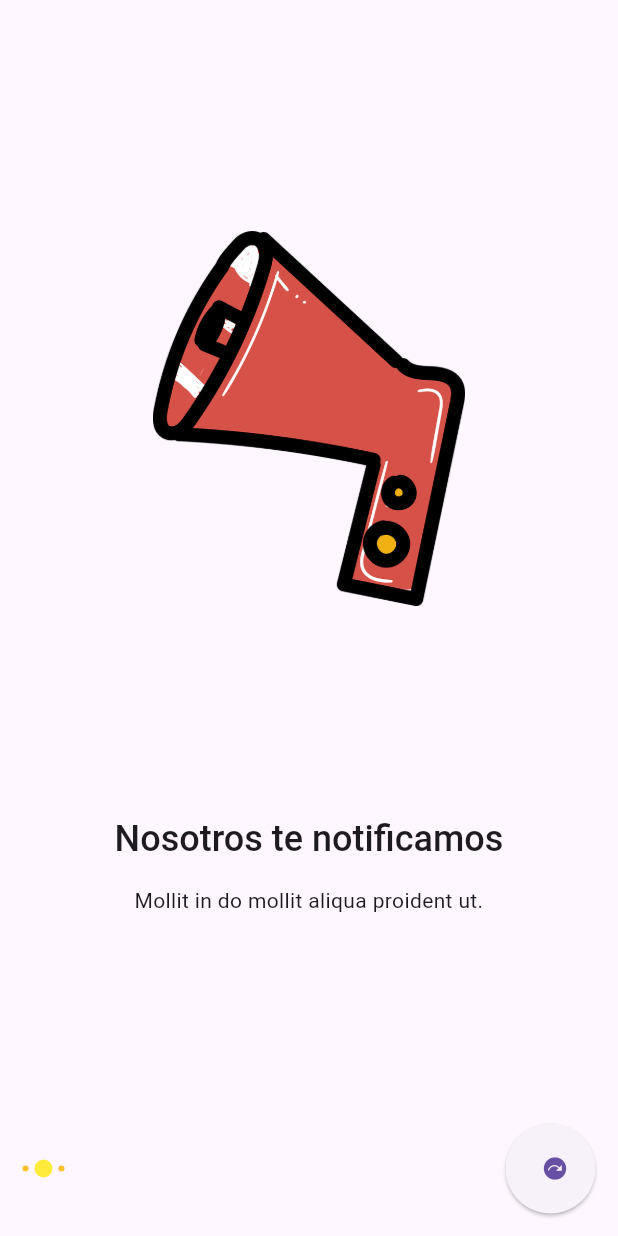
After one commit to ETenorioE/horno, a Flutter app: the screen it shows after launch, after a tap on the "next plan" icon, on a phone screen of 412 x 824 dp. The commit adds this screen. Run offline on Flutter 3.47's test engine with Material 2 defaults, Android fonts, the phone set to English and light mode, and no system bars; our stand-ins replace google_fonts.

Commit message:
Onboarding

```diff
--- a/lib/main.dart
+++ b/lib/main.dart
@@ -19,7 +19,7 @@ class MyApp extends StatelessWidget {
         useMaterial3: true,
         primarySwatch: Colors.blue,
       ),
-      home: const HomeScreen(),
+      home: const OnboardingScreen(),
     );
   }
 }
--- a/lib/page/index.dart
+++ b/lib/page/index.dart
@@ -1 +1,3 @@
+export 'package:horno/page/onboarding_screen.dart';
+
 export 'package:horno/page/home.dart';
--- /dev/null
+++ b/lib/page/onboarding_screen.dart
@@ -0,0 +1,173 @@
+import 'package:flutter/material.dart';
+// import 'package:horno/widgets/index.dart';
+
+class OnboardingScreen extends StatefulWidget {
+  const OnboardingScreen({Key? key}) : super(key: key);
+
+  @override
+  State<OnboardingScreen> createState() => _OnboardingScreenState();
+}
+
+class _OnboardingScreenState extends State<OnboardingScreen> {
+  late PageController _pageController;
+  int _pageIndex = 0;
+  @override
+  void initState() {
+    // TODO: implement initState
+    _pageController = PageController(initialPage: 0);
+    super.initState();
+  }
+
+  @override
+  void dispose() {
+    _pageController.dispose();
+    super.dispose();
+  }
+
+  @override
+  Widget build(BuildContext context) {
+    return Scaffold(
+      body: SafeArea(
+          child: Padding(
+        padding: const EdgeInsets.all(15.0),
+        child: Column(
+          children: [
+            Expanded(
+              child: PageView.builder(
+                itemCount: data.length,
+                controller: _pageController,
+                onPageChanged: (index) {
+                  setState(() {
+                    _pageIndex = index;
+                  });
+                },
+                itemBuilder: (context, index) => CustomOnboarding(
+                  image: data[index].image,
+                  title: data[index].title,
+                  descripcion: data[index].descripcion,
+                ),
+              ),
+            ),
+            Row(
+              children: [
+                ...List.generate(
+                  data.length,
+                  (index) => Padding(
+                      padding: EdgeInsets.only(right: 4),
+                      child: puntos(
+                        isActive: index == _pageIndex,
+                      )),
+                ),
+                const Spacer(),
+                SizedBox(
+                  height: 60,
+                  width: 60,
+                  child: ElevatedButton(
+                    onPressed: () {
+                      _pageController.nextPage(
+                        curve: Curves.ease,
+                        duration: const Duration(milliseconds: 300),
+                      );
+                    },
+                    style:
+                        ElevatedButton.styleFrom(shape: const CircleBorder()),
+                    child: const Icon(Icons.next_plan),
+                  ),
+                ),
+              ],
+            )
+          ],
+        ),
+      )),
+    );
+  }
+}
+
+class puntos extends StatelessWidget {
+  const puntos({
+    Key? key,
+    this.isActive = false,
+  }) : super(key: key);
+
+  final bool isActive;
+
+  @override
+  Widget build(BuildContext context) {
+    return AnimatedContainer(
+      duration: Duration(milliseconds: 1000),
+      height: isActive ? 12 : 4,
+      width: isActive ? 12 : 4,
+      decoration: BoxDecoration(
+        color: isActive ? Colors.yellow : Colors.yellow[700],
+        borderRadius: const BorderRadius.all(
+          Radius.circular(15),
+        ),
+      ),
+    );
+  }
+}
+
+class Onboard {
+  final String image, title, descripcion;
+
+  Onboard(
+      {required this.image, required this.title, required this.descripcion});
+}
+
+final List<Onboard> data = [
+  Onboard(
+      image: 'assets/images/pavo.png',
+      title: 'Solicite hornear',
+      descripcion: 'Mollit in do mollit aliqua proident ut.'),
+  Onboard(
+      image: 'assets/images/parlante.png',
+      title: 'Nosotros te notificamos',
+      descripcion: 'Mollit in do mollit aliqua proident ut.'),
+  Onboard(
+      image: 'assets/images/cell.png',
+      title: 'Nuestra app de facil uso',
+      descripcion: 'Mollit in do mollit aliqua proident ut.'),
+];
+
+class CustomOnboarding extends StatelessWidget {
+  const CustomOnboarding({
+    Key? key,
+    required this.image,
+    required this.title,
+    required this.descripcion,
+  }) : super(key: key);
+  final String image, title, descripcion;
+
+  @override
+  Widget build(BuildContext context) {
+    return Column(
+      children: [
+        const Spacer(),
+        Image.asset(
+          image,
+          // "assets/images/pavo.png",
+          height: 250,
+        ),
+        const Spacer(),
+        Text(
+          title,
+          // 'Solicite hornear',
+          textAlign: TextAlign.center,
+          style: Theme.of(context)
+              .textTheme
+              .headline5!
+              .copyWith(fontWeight: FontWeight.w500),
+        ),
+        const SizedBox(
+          height: 15,
+        ),
+        Text(
+          descripcion,
+          // 'Anim reprehenderit cupidatat ea laboris ad sit culpa aliqua adipisicing culpa.adasdas dsda ada das dasdas as',
+          textAlign: TextAlign.center,
+        ),
+        const Spacer(),
+      ],
+    );
+  }
+}
--- a/pubspec.yaml
+++ b/pubspec.yaml
@@ -61,8 +61,8 @@ flutter:
   uses-material-design: true
 
   # To add assets to your application, add an assets section, like this:
-  # assets:
-  #   - images/a_dot_burr.jpeg
+  assets:
+    - assets/images/
   #   - images/a_dot_ham.jpeg
 
   # An image asset can refer to one or more resolution-specific "variants", see
```
Also changed, not shown: assets/images/cell.png (added), assets/images/parlante.png (added), assets/images/pavo.png (added).
